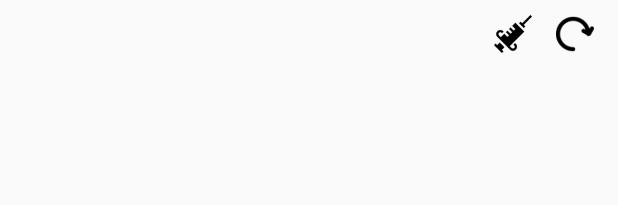
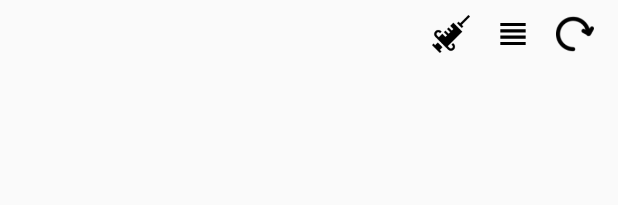
Before and after one commit to TheSoftwareDesignLab/OPIA-mobile-app, an Android app: the layout execution_item.xml on its own in the app's theme, with its tools: preview values and no code run, on a phone screen of 412 x 824 dp. Shown: the top 205 px of the screen. Run offline under Robolectric (Android 15) with nearby library versions, the phone set to English and light mode, and no system bars.

Commit message:
log button

```diff
--- a/app/src/main/java/com/lanabeji/opia/AppList/ListActivity.java
+++ b/app/src/main/java/com/lanabeji/opia/AppList/ListActivity.java
@@ -64,6 +64,7 @@ public class ListActivity extends AppCompatActivity {
 
         actionBar = getSupportActionBar();
         actionBar.setDisplayHomeAsUpEnabled(true);
+        actionBar.setTitle("Select an app");
 
     }
 
@@ -73,7 +74,7 @@ public class ListActivity extends AppCompatActivity {
     Lists all the app and initializes the recycler view
     */
     private void getApps(){
-        apps = new ArrayList<AppItem>();
+        apps = new ArrayList<>();
         final PackageManager pm = getPackageManager();
 
         //Get a list of installed apps
--- /dev/null
+++ b/app/src/main/res/drawable/log.xml
@@ -0,0 +1,9 @@
+<vector xmlns:android="http://schemas.android.com/apk/res/android"
+        android:width="24dp"
+        android:height="24dp"
+        android:viewportWidth="24.0"
+        android:viewportHeight="24.0">
+    <path
+        android:fillColor="#FF000000"
+        android:pathData="M4,15h16v-2L4,13v2zM4,19h16v-2L4,17v2zM4,11h16L20,9L4,9v2zM4,5v2h16L20,5L4,5z"/>
+</vector>
--- a/app/src/main/res/layout/execution_item.xml
+++ b/app/src/main/res/layout/execution_item.xml
@@ -28,6 +28,16 @@
         android:textSize="10sp" />
 
     <Button
+        android:id="@+id/logButton"
+        android:layout_width="25dp"
+        android:layout_height="25dp"
+        android:layout_marginRight="16dp"
+        android:background="@drawable/log"
+        android:paddingLeft="16dp"
+        android:paddingRight="16dp"
+        android:textSize="10sp" />
+
+    <Button
         android:id="@+id/playButton"
         android:layout_width="25dp"
         android:layout_height="25dp"
--- a/app/src/main/res/values/strings.xml
+++ b/app/src/main/res/values/strings.xml
@@ -9,4 +9,5 @@
     <string name="action_http">Change server IP</string>
     <string name="show_tables">Show tables</string>
     <string name="show_sp">Show shared preferences</string>
+    <string name="select_app">Select an app</string>
 </resources>
```
Also changed, not shown: app/src/main/java/com/lanabeji/opia/AppDetail/ExecutionListAdapter.java (+26 -2 lines), app/src/main/java/com/lanabeji/opia/Service/OpiaAccessibility.java (+18 -9 lines).
